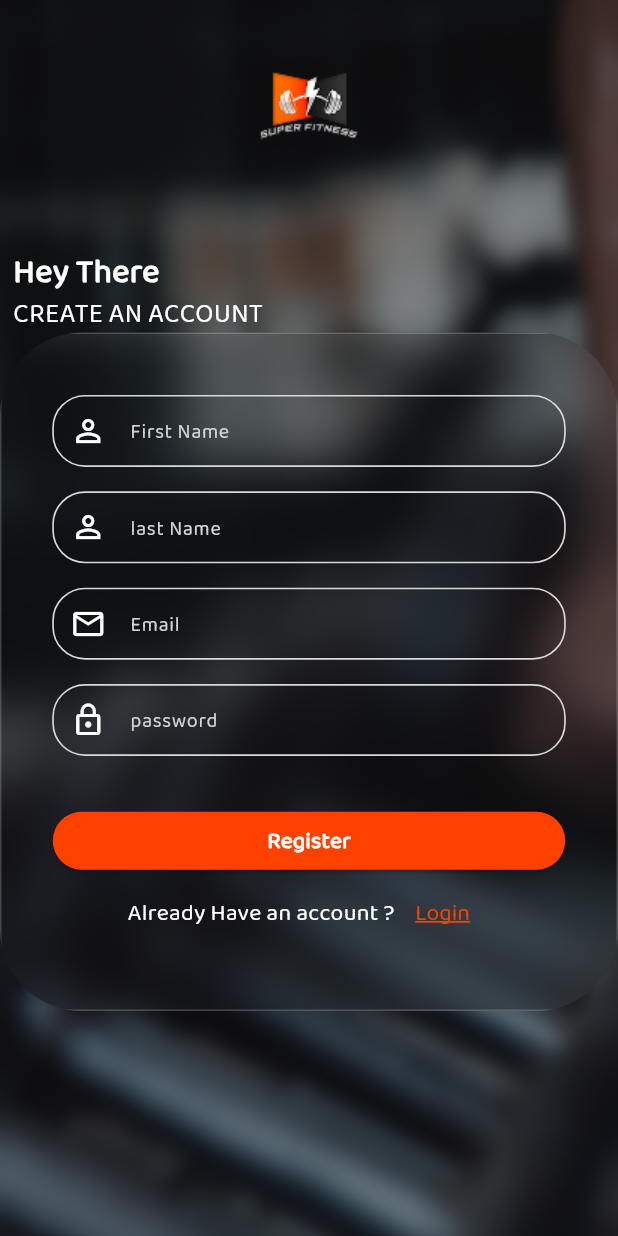
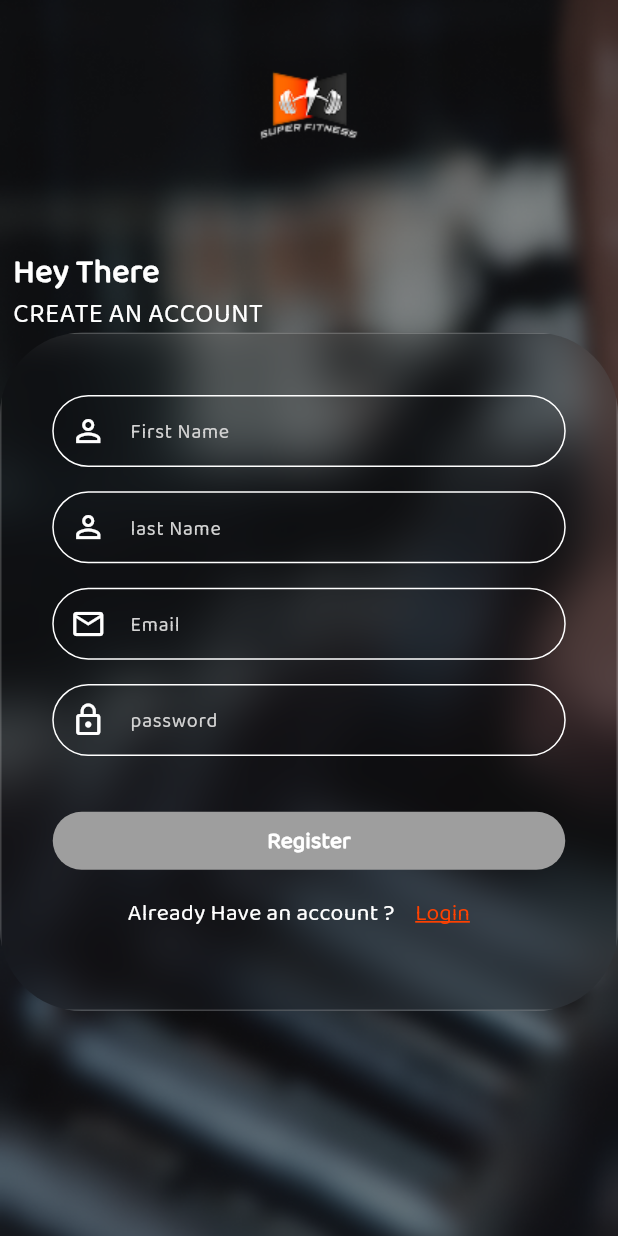
Before and after one commit to ElevateTeam2025/fitness_app, a Flutter app: the screen it shows after launch, on a phone screen of 412 x 824 dp. Run offline on Flutter 3.47's test engine with Material 3 defaults, Android fonts, the phone set to English and light mode, and no system bars; our stand-ins replace dio, equatable, flutter_bloc, flutter_dotenv, flutter_easyloading, get_it and 7 more; missing offline and left inert: wheel_slider; generated files the repository leaves out were written again.

Commit message:
adjust spacing in wheel widget update state class to include function that validate user info (email, password)

```diff
--- a/lib/core/utils/theming.dart
+++ b/lib/core/utils/theming.dart
@@ -51,8 +51,23 @@ ThemeData theme() {
         0,
         (4 / ScreenSizeService.baseHeight) * screenHeight,
       ),
-      focusedBorder: textFieldInputBorderFocus(),
-      enabledBorder: textFieldInputBorder(),
+      focusedBorder: OutlineInputBorder(
+        borderRadius: BorderRadius.circular(50),
+        borderSide: const BorderSide(color: Colors.white),
+      ),
+      errorBorder: OutlineInputBorder(
+        borderRadius: BorderRadius.circular(50),
+        borderSide: const BorderSide(color: Colors.red),
+      ),
+      focusedErrorBorder: OutlineInputBorder(
+        borderRadius: BorderRadius.circular(50),
+        borderSide: const BorderSide(color: Colors.red),
+      ),
+
+      enabledBorder: OutlineInputBorder(
+        borderRadius: BorderRadius.circular(50),
+        borderSide: const BorderSide(color: Colors.white),
+      ),
       border: textFieldInputBorder(),
       filled: true,
       fillColor: Colors.transparent,
--- a/lib/features/auth/sign_up/presentation/cubit/signup_view_model_state.dart
+++ b/lib/features/auth/sign_up/presentation/cubit/signup_view_model_state.dart
@@ -30,6 +30,13 @@ class SignupState {
     this.isSuccess = false,
     this.error,
   });
+  bool get isBasicInfoValid =>
+      firstName.trim().isNotEmpty &&
+          lastName.trim().isNotEmpty &&
+          email.contains(RegExp(r"^[\w-\.]+@([\w-]+\.)+[\w-]{2,4}$")) &&
+          password.length >= 6;
+
+
 
   SignupState copyWith({
     String? firstName,
@@ -46,6 +53,7 @@ class SignupState {
     bool? isLoading,
     bool? isSuccess,
     String? error,
+
   }) {
     return SignupState(
       firstName: firstName   ?? this.firstName,
--- a/lib/features/auth/sign_up/presentation/view/widgets/basic_info/signup_basic_info.dart
+++ b/lib/features/auth/sign_up/presentation/view/widgets/basic_info/signup_basic_info.dart
@@ -1,6 +1,7 @@
 import 'package:fitness_app/core/common/height_width_extention.dart';
 import 'package:fitness_app/core/utils/app_colors.dart';
 import 'package:fitness_app/core/widgets/custom_container_widget.dart';
+import 'package:fitness_app/features/auth/sign_up/presentation/cubit/signup_view_model_state.dart';
 import 'package:flutter/material.dart';
 import 'package:flutter_bloc/flutter_bloc.dart';
 
@@ -13,12 +14,15 @@ class SignupBasicInfo extends StatelessWidget {
 
   @override
   Widget build(BuildContext context) {
-    final cubit = context.read<SignupCubit>();
+
     return SingleChildScrollView(
       padding: EdgeInsets.only(
         bottom: MediaQuery.of(context).viewInsets.bottom
       ),
-      child: Column(
+      child: BlocBuilder<SignupCubit, SignupState>(
+  builder: (context, state) {
+    final cubit = context.read<SignupCubit>();
+    return Column(
         children: [
           BuildPageTitle(title: "Hey There",subTitle: "CREATE AN ACCOUNT",),
           CustomContainerWidget(
@@ -88,7 +92,11 @@ class SignupBasicInfo extends StatelessWidget {
                     ),
                     SizedBox(height: 32.HeightResponsive),
                     ElevatedButton(
-                      onPressed: () => cubit.nextStep(),
+                      onPressed: state.isBasicInfoValid ? () => cubit.nextStep() : null,
+                      style: ElevatedButton.styleFrom(
+                        backgroundColor: AppColors.primaryColor,
+                        disabledBackgroundColor: Colors.grey,
+                      ),
                       child: Text(
                         'Register',
                         style: AppTextStyles.BalooThambi2_800_14.copyWith(
@@ -103,7 +111,9 @@ class SignupBasicInfo extends StatelessWidget {
             ],
           ),
         ],
-      ),
+      );
+  },
+),
     );
   }
 
--- a/lib/features/auth/sign_up/presentation/view/widgets/signup_select_height.dart
+++ b/lib/features/auth/sign_up/presentation/view/widgets/signup_select_height.dart
@@ -26,7 +26,7 @@ class SignupSelectHeight extends StatelessWidget {
               // add wheel here
               BlocBuilder<SignupCubit,SignupState>(
                 builder: (context, state) {
-                  return WheelWidget(minVal: 100, maxVal: 250, initVal: 120, onValueChange: (value) {
+                  return WheelWidget(minVal: 100, maxVal: 250, initVal: 151, onValueChange: (value) {
                     print(value);
                     viewModel.state.height=value;
                   }, label: "CM");
--- a/lib/features/auth/sign_up/presentation/view/widgets/weel_widget.dart
+++ b/lib/features/auth/sign_up/presentation/view/widgets/weel_widget.dart
@@ -43,11 +43,6 @@ class _WheelWidgetState extends State<WheelWidget> with AutomaticKeepAliveClient
       mainAxisSize: MainAxisSize.min,
       children: [
         Container(
-          padding: EdgeInsets.symmetric(
-            vertical: 4.HeightResponsive,
-            horizontal: 16.WidthResponsive,
-          ),
-
           child: Text(
             widget.label,
             style: AppTextStyles.BalooThambi2_400_14.copyWith(
@@ -66,8 +61,8 @@ class _WheelWidgetState extends State<WheelWidget> with AutomaticKeepAliveClient
                 initValue: currentIndex,
                 isInfinite: false,
                 squeeze: 1.2,
-                perspective: 0.005,
-                itemSize: 85,
+                perspective: 0.004,
+                itemSize: 90,
                 horizontal: true,
 
                 showPointer: false,
```
